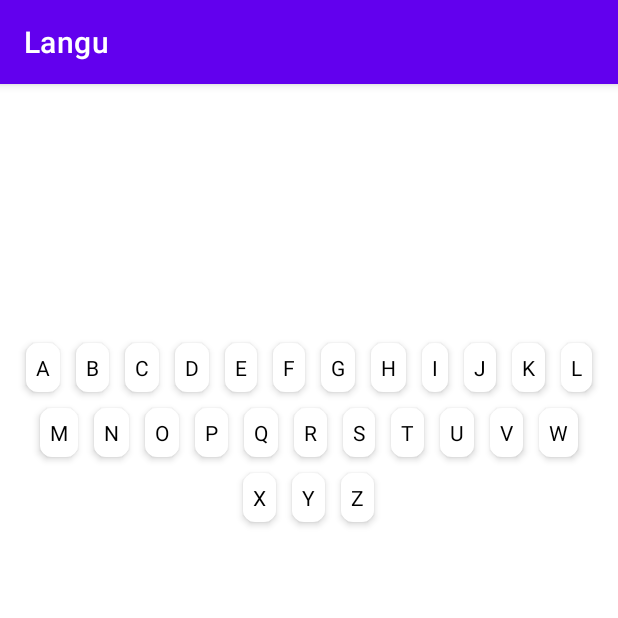
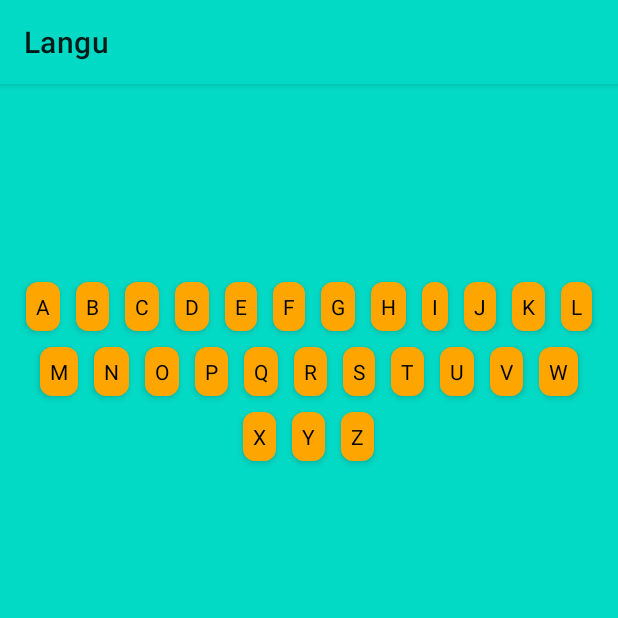
Before and after one commit to Masioki/Langu, an Android app: the fragment HangmanInputFragment placed in its activity, on a phone screen of 412 x 824 dp, the top half of it. Run offline under Robolectric (Android 15) with nearby library versions, the phone set to English and light mode, and no system bars; our stand-ins replace FlexboxLayout; 4 statements that could not run were skipped.

Commit message:
color scheme

```diff
--- a/app/build.gradle
+++ b/app/build.gradle
@@ -39,13 +39,14 @@ android {
 apply plugin: 'kotlin-kapt'
 dependencies {
 
-    implementation 'androidx.core:core-ktx:1.3.2'
-    implementation 'androidx.appcompat:appcompat:1.2.0'
+    implementation 'androidx.core:core-ktx:1.5.0'
+    implementation 'androidx.appcompat:appcompat:1.3.0'
     implementation 'com.google.android.material:material:1.3.0'
     implementation 'androidx.constraintlayout:constraintlayout:2.0.4'
     implementation 'androidx.navigation:navigation-fragment-ktx:2.3.5'
     implementation 'androidx.navigation:navigation-ui-ktx:2.3.5'
-    testImplementation 'junit:junit:4.+'
+    implementation 'com.google.android:flexbox:2.0.1'
+    testImplementation 'junit:junit:4.13.2'
     androidTestImplementation 'androidx.test.ext:junit:1.1.2'
     androidTestImplementation 'androidx.test.espresso:espresso-core:3.3.0'
 
--- a/app/src/main/java/pwr/mobilne/langu/activities/game/hangman/HangmanInputFragment.kt
+++ b/app/src/main/java/pwr/mobilne/langu/activities/game/hangman/HangmanInputFragment.kt
@@ -5,6 +5,7 @@ import android.view.LayoutInflater
 import android.view.View
 import android.view.ViewGroup
 import android.widget.TextView
+import androidx.core.content.res.ResourcesCompat
 import androidx.fragment.app.Fragment
 import com.google.android.flexbox.FlexboxLayout
 import pwr.mobilne.langu.R
@@ -38,7 +39,8 @@ class HangmanInputFragment() : Fragment() {
             val key = layoutInflater.inflate(R.layout.hangman_input_key, keyboardLayout, false)
             key.setOnClickListener {
                 play(letter)
-                key.background = resources.getDrawable(R.drawable.hangman_key_background_inactive)
+                key.setBackgroundResource(R.drawable.hangman_key_background_inactive)
+               // key.background = resources.getDrawable(R.drawable.hangman_key_background_inactive)
             }
             key.findViewById<TextView>(R.id.hangmanKey).text = letter.toString()
             keyboardLayout.addView(key)
--- a/app/src/main/res/drawable/hangman_key_background_active.xml
+++ b/app/src/main/res/drawable/hangman_key_background_active.xml
@@ -1,8 +1,7 @@
 <?xml version="1.0" encoding="utf-8"?>
 <shape xmlns:android="http://schemas.android.com/apk/res/android">
 
-    <solid
-            android:color="@color/white"/>
+    <solid android:color="?colorSecondary" />
     <padding
             android:left="1dp"
             android:top="1dp"
--- a/app/src/main/res/drawable/hangman_key_background_inactive.xml
+++ b/app/src/main/res/drawable/hangman_key_background_inactive.xml
@@ -1,8 +1,7 @@
 <?xml version="1.0" encoding="utf-8"?>
 <shape xmlns:android="http://schemas.android.com/apk/res/android">
 
-    <solid
-            android:color="#22000000"/>
+    <solid android:color="?colorSecondaryVariant" />
     <padding
             android:left="1dp"
             android:top="1dp"
--- a/app/src/main/res/drawable/hangman_latter_background.xml
+++ b/app/src/main/res/drawable/hangman_latter_background.xml
@@ -3,7 +3,7 @@
 
     <stroke
             android:width="3dp"
-            android:color="@color/purple_700" />
+            android:color="?colorPrimaryVariant" />
     <padding
             android:left="1dp"
             android:top="1dp"
--- a/app/src/main/res/layout/fragment_hangman_input.xml
+++ b/app/src/main/res/layout/fragment_hangman_input.xml
@@ -4,7 +4,7 @@
         xmlns:app="http://schemas.android.com/apk/res-auto"
         android:layout_width="match_parent"
         android:layout_height="match_parent"
-        android:layout_gravity="fill_vertical"
+        android:layout_gravity="bottom"
         android:orientation="vertical"
         tools:context=".activities.game.hangman.HangmanInputFragment">
 
@@ -14,11 +14,11 @@
             app:flexWrap="wrap"
             android:animateLayoutChanges="true"
             android:layout_width="match_parent"
-            android:layout_gravity="center_horizontal"
+            android:layout_gravity="center_vertical"
 
             app:justifyContent="center"
             android:layout_height="wrap_content"
-            android:layout_weight="2">
+            android:layout_weight="1">
 
     </com.google.android.flexbox.FlexboxLayout>
 
@@ -27,7 +27,7 @@
             android:id="@+id/keyboardLayout"
             app:flexWrap="wrap"
             android:animateLayoutChanges="true"
-            android:layout_gravity="center_horizontal"
+            android:layout_gravity="center_vertical"
             app:alignContent="center"
             app:justifyContent="center"
             android:layout_width="match_parent"
--- a/app/src/main/res/layout/hangman_input_letter.xml
+++ b/app/src/main/res/layout/hangman_input_letter.xml
@@ -12,6 +12,5 @@
             android:layout_width="wrap_content"
             android:layout_height="wrap_content"
             android:id="@+id/hangmanLetter"
-            android:gravity="center_horizontal"
-            android:layout_gravity="center_horizontal"/>
+            android:gravity="center_horizontal" />
 </LinearLayout>
--- a/app/src/main/res/values-night/themes.xml
+++ b/app/src/main/res/values-night/themes.xml
@@ -1,16 +1,22 @@
 <resources xmlns:tools="http://schemas.android.com/tools">
-    <!-- Base application theme. -->
-    <style name="Theme.Langu" parent="Theme.MaterialComponents.DayNight.DarkActionBar">
-        <!-- Primary brand color. -->
-        <item name="colorPrimary">@color/purple_200</item>
-        <item name="colorPrimaryVariant">@color/purple_700</item>
-        <item name="colorOnPrimary">@color/black</item>
-        <!-- Secondary brand color. -->
-        <item name="colorSecondary">@color/teal_200</item>
-        <item name="colorSecondaryVariant">@color/teal_200</item>
-        <item name="colorOnSecondary">@color/black</item>
-        <!-- Status bar color. -->
-        <item name="android:statusBarColor" tools:targetApi="l">?attr/colorPrimaryVariant</item>
-        <!-- Customize your theme here. -->
+
+    <style name="Theme.Langu" parent="Theme.MaterialComponents.DayNight">
+        <item name="colorPrimary">@color/teal_700</item>
+        <item name="colorPrimaryVariant">@color/teal_900</item>
+        <item name="colorOnPrimary">@color/teal_700</item>
+
+        <item name="colorSecondary">@color/orange</item>
+        <item name="colorSecondaryVariant">@color/orange_dark</item>
+        <item name="colorOnSecondary">@color/orange</item>
+
+        <item name="colorHighlight">@color/red</item>
+
+        <item name="android:statusBarColor" tools:targetApi="l">@color/black</item>
+        <item name="android:windowBackground">?colorPrimary</item>
+        <item name="android:actionBarStyle">@style/MyActionBar</item>
+    </style>
+
+    <style name="MyActionBar" parent="@android:style/Widget.Holo.Light.ActionBar.Solid.Inverse">
+        <item name="backgroundColor">@color/black</item>
     </style>
 </resources>
--- a/app/src/main/res/values/colors.xml
+++ b/app/src/main/res/values/colors.xml
@@ -5,6 +5,11 @@
     <color name="purple_700">#FF3700B3</color>
     <color name="teal_200">#FF03DAC5</color>
     <color name="teal_700">#FF018786</color>
+    <color name="teal_900">#00685c</color>
     <color name="black">#FF000000</color>
     <color name="white">#FFFFFFFF</color>
+    <color name="orange">#FFA500</color>
+    <color name="orange_dark">#CC5500</color>
+    <color name="red">#FF0000</color>
+    <color name="red_light">#FFCCCB</color>
 </resources>
--- a/app/src/main/res/values/themes.xml
+++ b/app/src/main/res/values/themes.xml
@@ -1,16 +1,19 @@
 <resources xmlns:tools="http://schemas.android.com/tools">
-    <!-- Base application theme. -->
-    <style name="Theme.Langu" parent="Theme.MaterialComponents.DayNight.DarkActionBar">
-        <!-- Primary brand color. -->
-        <item name="colorPrimary">@color/purple_500</item>
-        <item name="colorPrimaryVariant">@color/purple_700</item>
-        <item name="colorOnPrimary">@color/white</item>
-        <!-- Secondary brand color. -->
-        <item name="colorSecondary">@color/teal_200</item>
-        <item name="colorSecondaryVariant">@color/teal_700</item>
-        <item name="colorOnSecondary">@color/black</item>
-        <!-- Status bar color. -->
+    <attr name="colorHighlight" format="reference|color" />
+
+    <style name="Theme.Langu" parent="Theme.MaterialComponents.DayNight">
+        <item name="colorPrimary">@color/teal_200</item>
+        <item name="colorPrimaryVariant">@color/teal_700</item>
+        <item name="colorOnPrimary">@color/teal_200</item>
+
+        <item name="colorSecondary">@color/orange</item>
+        <item name="colorSecondaryVariant">@color/orange_dark</item>
+        <item name="colorOnSecondary">@color/orange</item>
+
+        <item name="colorHighlight">@color/red_light</item>
+
         <item name="android:statusBarColor" tools:targetApi="l">?attr/colorPrimaryVariant</item>
-        <!-- Customize your theme here. -->
+        <item name="android:windowBackground">?colorPrimary</item>
     </style>
+
 </resources>
--- a/build.gradle
+++ b/build.gradle
@@ -5,7 +5,7 @@ buildscript {
         mavenCentral()
     }
     dependencies {
-        classpath 'com.android.tools.build:gradle:7.0.0-alpha15'
+        classpath 'com.android.tools.build:gradle:7.0.0-beta02'
         classpath "org.jetbrains.kotlin:kotlin-gradle-plugin:1.5.0"
 
         // NOTE: Do not place your application dependencies here; they belong
```
